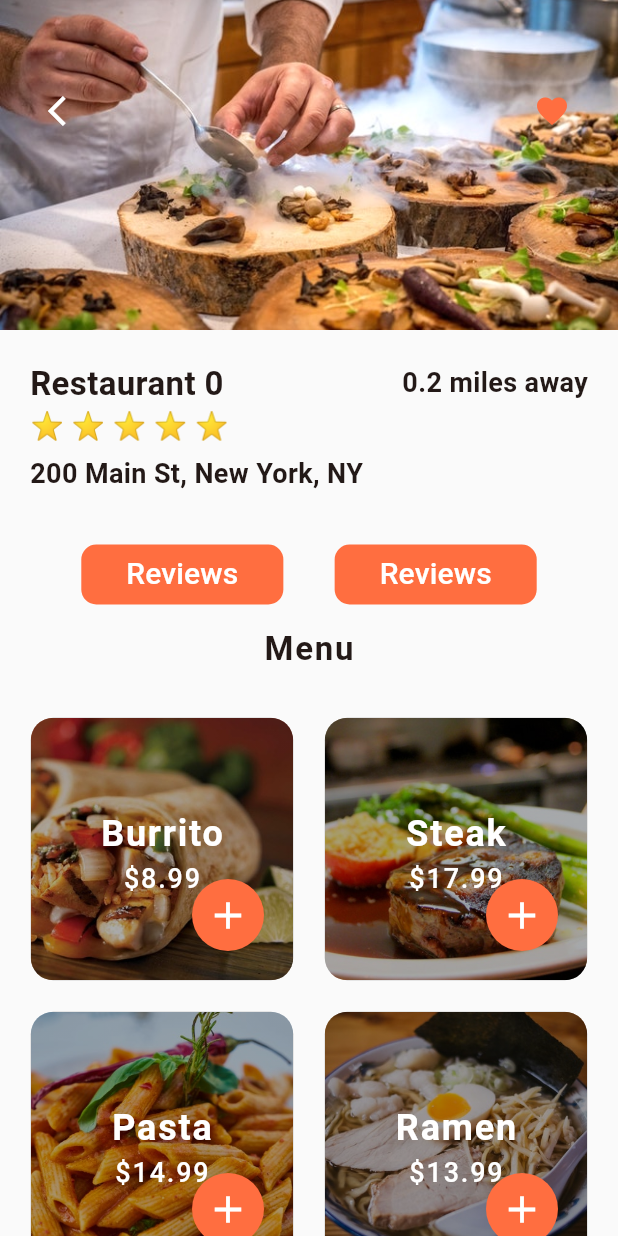
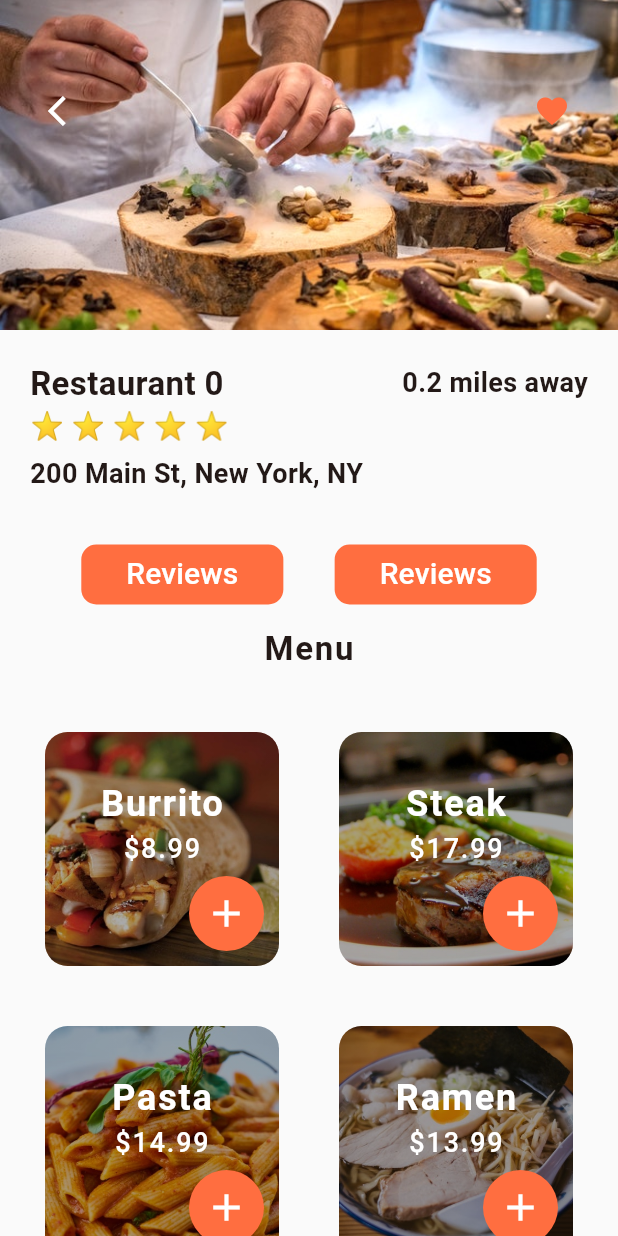
Before and after one commit to htoomthait/food_delivery_ui_tutorial, a Flutter app: the screen it shows after launch, after a tap on "Restaurant 0", on a phone screen of 412 x 824 dp. Run offline on Flutter 3.47's test engine with Material 3 defaults, Android fonts, the phone set to English and light mode, and no system bars.

Commit message:
fix update done for add button

```diff
--- a/lib/screens/restaurant_screen.dart
+++ b/lib/screens/restaurant_screen.dart
@@ -14,7 +14,9 @@ class RestaurantScreen extends StatefulWidget {
 
 class _RestaurantScreenState extends State<RestaurantScreen> {
   _buildMenuItem(Food menuItem) {
-    return Stack(
+    return Padding(
+      padding: const EdgeInsets.all(20.0),
+      child: Stack(
         alignment: Alignment.center,
         children: <Widget>[
           Container(
@@ -65,12 +67,14 @@ class _RestaurantScreenState extends State<RestaurantScreen> {
           ),
 
           Positioned(
-            bottom: 30.0,
-            right: 30.0,
+              bottom: 10.0,
+              right: 10.0,
               child: Container(
+                  width: 50,
+                  height: 50,
                   decoration: BoxDecoration(
                     color: Theme.of(context).primaryColor,
-                  borderRadius: BorderRadius.circular(30.0),
+                    borderRadius: BorderRadius.circular(25.0),
                   ),
                   child: IconButton(
                     icon: Icon(Icons.add),
@@ -82,6 +86,7 @@ class _RestaurantScreenState extends State<RestaurantScreen> {
           )
 
         ],
+      ),
     );
   }
 
```
Lines whose indentation alone changed are shown as unchanged.
